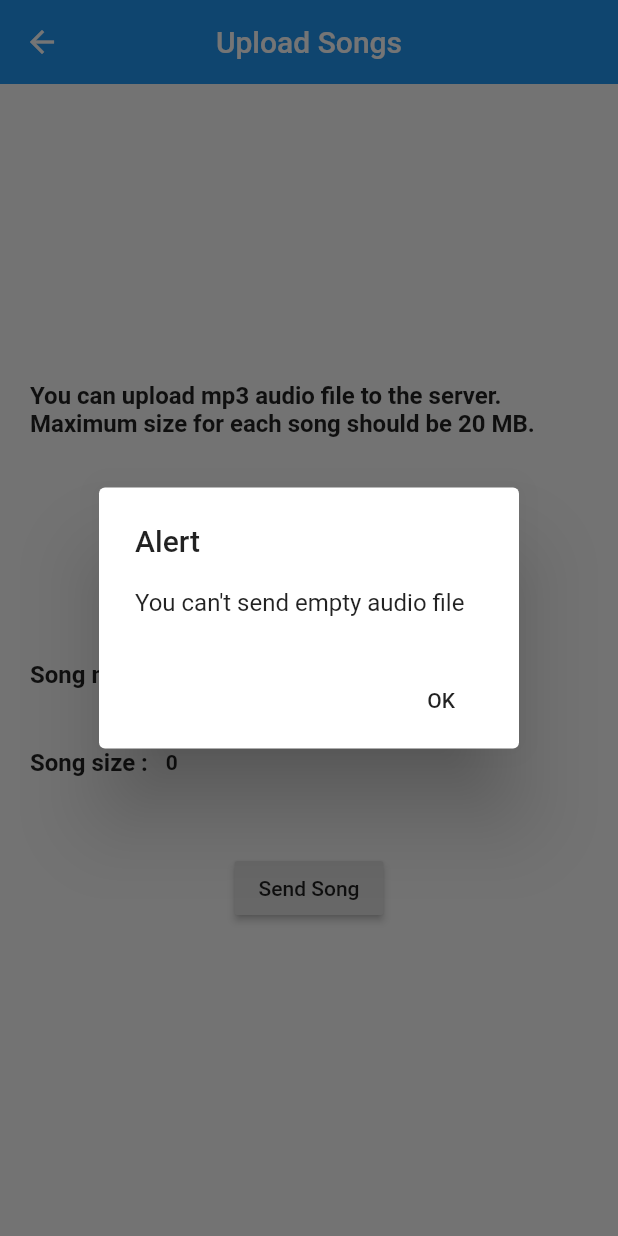
After one commit to mykha1l/MusicVotingServer, a Flutter app: the UploadSongs screen opened by its route, after a tap on "Send Song", on a phone screen of 412 x 824 dp. The commit adds this screen. Run offline on Flutter 3.47's test engine with Material 2 defaults, Android fonts, the phone set to English and light mode, and no system bars; our stand-ins replace dio, file_picker.

Commit message:
Upload Songs

```diff
--- a/mvs_flutter/lib/main.dart
+++ b/mvs_flutter/lib/main.dart
@@ -2,6 +2,7 @@ import 'package:flutter/material.dart';
 import 'package:mvs_flutter/pages/SongList.dart';
 import 'package:mvs_flutter/pages/Home.dart';
 import 'package:mvs_flutter/pages/PairsOfSongs.dart';
+import 'package:mvs_flutter/pages/UploadSongs.dart';
 
 void main() {
   //SharedPreferences.setMockInitialValues({});
@@ -12,6 +13,7 @@ void main() {
       '/home': (context) => Home(),
       '/songList': (context) => SongList(),
       '/pairsOfSongs': (context) => PairsOfSongs(),
+      '/uploadSongs': (context) => UploadSongs(),
     },
   ));
 }
--- /dev/null
+++ b/mvs_flutter/lib/pages/UploadSongs.dart
@@ -0,0 +1,237 @@
+import 'package:file_picker/file_picker.dart';
+import 'package:flutter/material.dart';
+import 'package:dio/dio.dart';
+
+class UploadSongs extends StatefulWidget {
+  @override
+  _UploadSongsState createState() => _UploadSongsState();
+}
+
+class _UploadSongsState extends State<UploadSongs> {
+  final GlobalKey<ScaffoldState> _scaffoldstate =
+      new GlobalKey<ScaffoldState>();
+  String songName = 'No file choosen';
+  String songSize = '0';
+  PlatformFile file;
+
+  void _getDocuments() async {
+    FilePickerResult result = await FilePicker.platform.pickFiles(
+      type: FileType.custom,
+      allowedExtensions: ['mp3'],
+    );
+
+    if (result != null) {
+      file = result.files.first;
+      //String name = file.name;
+      songName = file.name;
+      double size = double.parse((file.size / 1000).toStringAsFixed(2));
+      songSize = size.toString() + ' MB';
+    }
+
+    if (!mounted) return;
+    setState(() {});
+  }
+
+  Future<void> _uploadSongs(PlatformFile file) async {
+    const String HOST = 'http://10.0.2.2:8080';
+
+    try {
+      final dio = Dio();
+
+      dio.options.headers = {
+        'Content-Type': 'application/x-www-form-urlencoded'
+      };
+
+      final mainFile =
+          await MultipartFile.fromFile(file.path, filename: file.name);
+
+      final formData = FormData.fromMap(
+          {'file': mainFile}); // 'file' - this is an api key, can be different
+
+      final response = await dio.post(
+        HOST + '/api/v1/songs/upload',
+        data: formData,
+      );
+
+      if (response.statusCode == 200) {
+        String message = 'Your song has been delivered to server.';
+
+        updateMessage(message);
+      }
+    } catch (err) {
+      print('uploading error: $err');
+    }
+  }
+
+  void updateMessage(String uploadMessage) {
+    showSnakBarMsg(uploadMessage);
+
+    setState(() {
+      file = null;
+      songName = 'No file choosen';
+      songSize = '0';
+    });
+  }
+
+  /// Method for showing snak bar message
+  void showSnakBarMsg(String msg) {
+    _scaffoldstate.currentState.showSnackBar(new SnackBar(
+      content: new Text(msg),
+      duration: Duration(seconds: 5),
+      backgroundColor: Colors.blueGrey,
+    ));
+  }
+
+  @override
+  Widget build(BuildContext context) {
+    return Scaffold(
+      key: _scaffoldstate,
+      appBar: AppBar(
+        title: Text('Upload Songs'),
+        centerTitle: true,
+        elevation: 0,
+      ),
+      body: Center(
+        child: Column(
+          mainAxisAlignment: MainAxisAlignment.center,
+          crossAxisAlignment: CrossAxisAlignment.center,
+          children: <Widget>[
+            Container(
+                padding: EdgeInsets.all(20),
+                child: Text(
+                  'You can upload mp3 audio file to the server. Maximum size for each song should be 20 MB.',
+                  textAlign: TextAlign.left,
+                  style: TextStyle(fontSize: 16, fontWeight: FontWeight.bold),
+                )),
+            const SizedBox(height: 30),
+            RaisedButton(
+              child: Text('Choose Song'),
+              onPressed: _getDocuments,
+            ),
+            const SizedBox(height: 30),
+            Container(
+                padding: EdgeInsets.all(20),
+                child: Row(
+                  //mainAxisAlignment: MainAxisAlignment.spaceBetween,
+                  children: [
+                    Container(
+                      child: Text(
+                        "Song name :   ",
+                        textAlign: TextAlign.left,
+                        style: TextStyle(
+                            fontSize: 16, fontWeight: FontWeight.bold),
+                      ),
+                    ),
+                    Container(
+                      child: Flexible(
+                        child: Text(
+                          songName,
+                          style: TextStyle(
+                              fontSize: 14, fontWeight: FontWeight.bold),
+                        ),
+                      ),
+                    ),
+                  ],
+                )),
+            Container(
+                padding: EdgeInsets.all(20),
+                child: Row(
+                  //mainAxisAlignment: MainAxisAlignment.spaceEvenly,
+                  children: [
+                    Container(
+                      child: Text(
+                        "Song size :   ",
+                        textAlign: TextAlign.left,
+                        style: TextStyle(
+                            fontSize: 16, fontWeight: FontWeight.bold),
+                      ),
+                    ),
+                    Container(
+                      child: Text(
+                        songSize,
+                        style: TextStyle(
+                            fontSize: 14, fontWeight: FontWeight.bold),
+                      ),
+                    ),
+                  ],
+                )),
+            const SizedBox(height: 30),
+            RaisedButton(
+              child: Text('Send Song'),
+              onPressed: () {
+                if (songSize == '0') {
+                  showAlertDialog2(context);
+                } else if (file.size > 20000) {
+                  showAlertDialog(context);
+                } else if (file.size > 0 && file.size < 20000) {
+                  print("File name is " + file.name);
+
+                  try {
+                    _uploadSongs(file);
+                  } catch (err) {
+                    print('uploading error: $err');
+                  }
+                }
+              },
+            ),
+            const SizedBox(height: 30),
+          ],
+        ),
+      ),
+    );
+  }
+}
+
+showAlertDialog(BuildContext context) {
+  // set up the button
+  Widget okButton = FlatButton(
+    child: Text("OK"),
+    onPressed: () {
+      Navigator.of(context, rootNavigator: true).pop();
+    },
+  );
+
+  // set up the AlertDialog
+  AlertDialog alert = AlertDialog(
+    title: Text("Alert"),
+    content: Text("You can't send more than 20 MB audio file."),
+    actions: [
+      okButton,
+    ],
+  );
+
+  // show the dialog
+  showDialog(
+    context: context,
+    builder: (BuildContext context) {
+      return alert;
+    },
+  );
+}
+
+showAlertDialog2(BuildContext context) {
+  // set up the button
+  Widget okButton = FlatButton(
+    child: Text("OK"),
+    onPressed: () {
+      Navigator.of(context, rootNavigator: true).pop();
+    },
+  );
+
+  // set up the AlertDialog
+  AlertDialog alert = AlertDialog(
+    title: Text("Alert"),
+    content: Text("You can't send empty audio file"),
+    actions: [
+      okButton,
+    ],
+  );
+
+  // show the dialog
+  showDialog(
+    context: context,
+    builder: (BuildContext context) {
+      return alert;
+    },
+  );
+}
--- a/mvs_flutter/pubspec.yaml
+++ b/mvs_flutter/pubspec.yaml
@@ -24,7 +24,8 @@ dependencies:
   flutter:
     sdk: flutter
   http: ^0.12.2
-  shared_preferences: ^0.5.12
+  dio: ^3.0.10
+  file_picker: ^2.1.0
 
 
   # The following adds the Cupertino Icons font to your application.
```
Also changed, not shown: mvs_flutter/lib/pages/Home.dart (+8 -0 lines), mvs_flutter/pubspec.lock, 3 other files.
